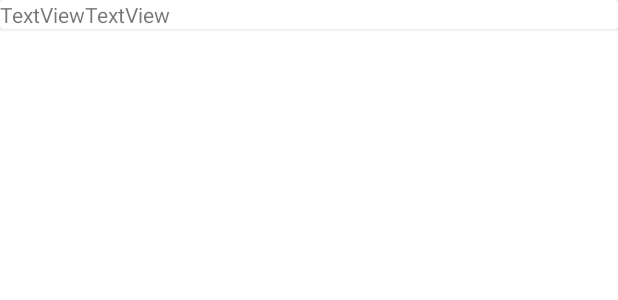
After one commit to MrSpleen3/MyApp, an Android app: the layout bookings_list.xml on its own in the app's theme, with its tools: preview values and no code run, on a phone screen of 412 x 824 dp. The commit adds this screen. Shown: the top 300 px of the screen. Run offline under Robolectric (Android 15) with nearby library versions, the phone set to English and light mode, and no system bars.

Commit message:
getBookings,BookingListAdapter
need to test...

```diff
--- a/MainApp/app/src/main/java/com/example/myapp/activities/MainInstructorActivity.kt
+++ b/MainApp/app/src/main/java/com/example/myapp/activities/MainInstructorActivity.kt
@@ -14,6 +14,7 @@ import androidx.fragment.app.FragmentManager
 import androidx.fragment.app.commit
 import com.example.myapp.R
 import com.example.myapp.fragments.TimeTableFragment
+import com.example.myapp.models.FirebaseAuthWrapper
 import com.example.myapp.models.FirebaseDbWrapper
 import kotlinx.coroutines.Dispatchers
 import kotlinx.coroutines.GlobalScope
@@ -32,6 +33,8 @@ class MainInstructorActivity : AppCompatActivity() {
         instructorFlag = intent.extras!!.getBoolean("flag")
         instructorId = intent.getStringExtra("id")
         val firebaseDbWrapper =FirebaseDbWrapper(this)
+        val firebaseAuthWrapper: FirebaseAuthWrapper = FirebaseAuthWrapper(this)
+        val custromerId = firebaseAuthWrapper.getId()
         val textName : TextView = findViewById(R.id.textViewName)
         val textPlace : TextView = findViewById(R.id.textViewPlace)
         GlobalScope.launch(Dispatchers.IO) {
@@ -67,7 +70,7 @@ class MainInstructorActivity : AppCompatActivity() {
                 val month : Int = calendar.get(Calendar.MONTH)
                 val day : Int = calendar.get(Calendar.DAY_OF_MONTH)
                 val dialog : DatePickerDialog = DatePickerDialog(thiz,android.R.style.Theme_Holo_Light_Dialog_MinWidth,DatePickerDialog.OnDateSetListener { view , myear, mmonth, mdayOfMonth ->
-                    val frag : Fragment = TimeTableFragment.newInstance(instructorId!!,mdayOfMonth,mmonth,myear)
+                    val frag : Fragment = TimeTableFragment.newInstance(instructorId!!,custromerId,mdayOfMonth,mmonth,myear)
                     fragmentManager.commit {
                         setReorderingAllowed(true)
                         this.replace(R.id.fragmentContainerTimeTable,frag)
--- /dev/null
+++ b/MainApp/app/src/main/java/com/example/myapp/models/BookingElement.kt
@@ -0,0 +1,4 @@
+package com.example.myapp.models
+
+class BookingElement(val id : String?, val timeSlot : Int, val check : Boolean?) {
+}
--- /dev/null
+++ b/MainApp/app/src/main/res/layout/bookings_list.xml
@@ -0,0 +1,38 @@
+<?xml version="1.0" encoding="utf-8"?>
+    <androidx.constraintlayout.widget.ConstraintLayout xmlns:android="http://schemas.android.com/apk/res/android"
+    xmlns:app="http://schemas.android.com/apk/res-auto"
+    xmlns:tools="http://schemas.android.com/tools"
+    android:layout_width="match_parent"
+    android:layout_height="match_parent">
+
+<androidx.cardview.widget.CardView
+    android:id="@+id/list_cardview"
+    android:layout_width="match_parent"
+    android:layout_height="wrap_content"
+    tools:ignore="MissingConstraints" >
+
+    <LinearLayout
+        android:layout_width="match_parent"
+        android:layout_height="wrap_content"
+        android:orientation="vertical">
+
+        <LinearLayout
+            android:layout_width="match_parent"
+            android:layout_height="match_parent"
+            android:orientation="horizontal">
+
+            <TextView
+                android:id="@+id/timeSlot"
+                android:layout_width="wrap_content"
+                android:layout_height="wrap_content"
+                android:text="TextView" />
+
+            <TextView
+                android:id="@+id/isFree"
+                android:layout_width="wrap_content"
+                android:layout_height="wrap_content"
+                android:text="TextView" />
+        </LinearLayout>
+    </LinearLayout>
+</androidx.cardview.widget.CardView>
+    </androidx.constraintlayout.widget.ConstraintLayout>
```
Also changed, not shown: MainApp/app/src/main/java/com/example/myapp/fragments/TimeTableFragment.kt (+26 -7 lines), MainApp/app/src/main/java/com/example/myapp/models/BookingListAdapter.kt (added, +51 -0 lines), MainApp/app/src/main/java/com/example/myapp/models/FirebaseWrapper.kt (+18 -4 lines), MainApp/app/src/main/res/layout/fragment_timetable.xml (+4 -6 lines).
